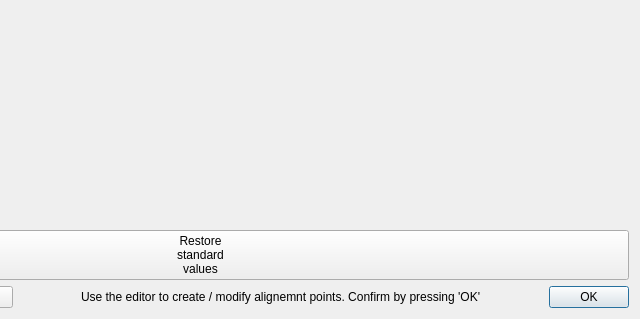
Before: the Qt Designer form Source/alignment_point_editor_gui.ui in Rolf-Hempel/PlanetarySystemStacker, drawn with Qt 5; both pictures show x 260 to 901 and y 309 to 629 of the 901 by 629 pixel window.
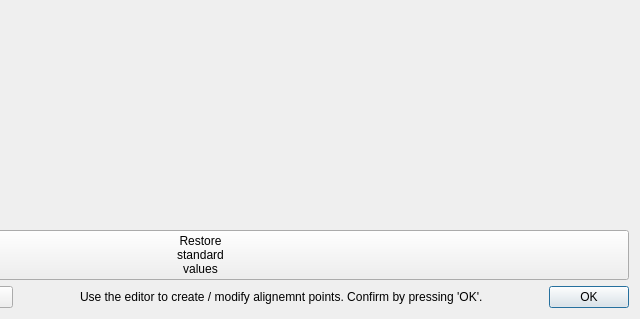
After: the same form once the commit is applied.

```diff
--- a/Source/alignment_point_editor_gui.ui
+++ b/Source/alignment_point_editor_gui.ui
@@ -329,7 +329,7 @@
      <item>
       <widget class="QLabel" name="label_message">
        <property name="text">
-        <string>Use the editor to create / modify alignemnt points. Confirm by pressing 'OK'</string>
+        <string>Use the editor to create / modify alignemnt points. Confirm by pressing 'OK'.</string>
        </property>
       </widget>
      </item>
```
